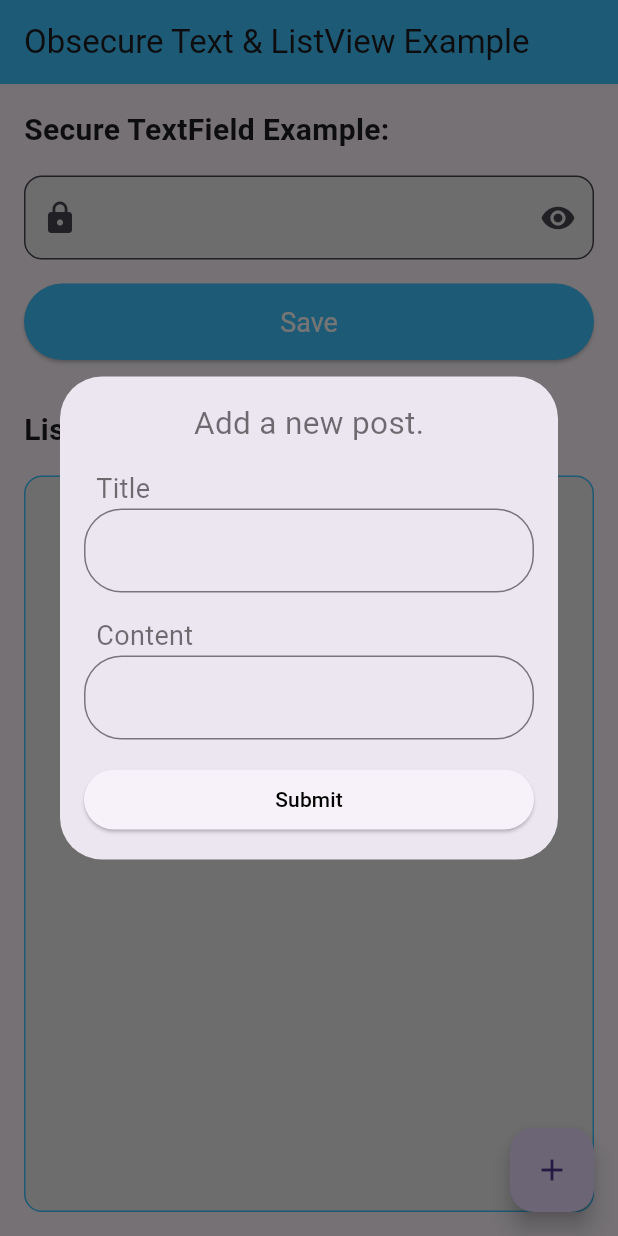
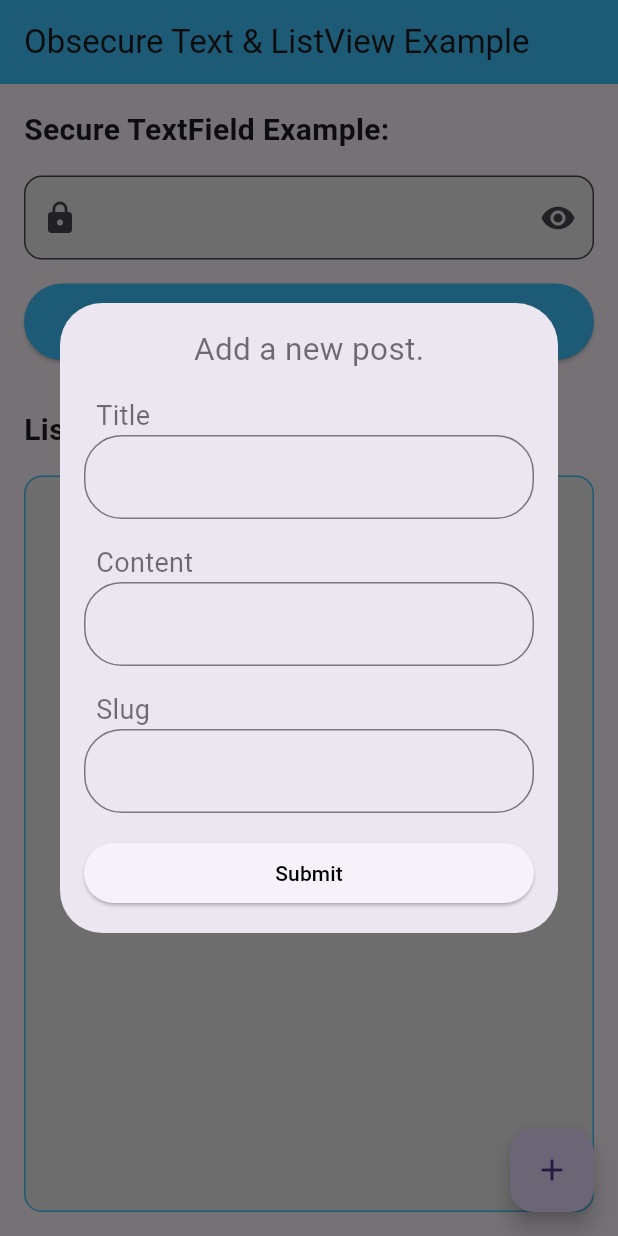
Before and after one commit to M94Qasem/posts, a Flutter app: the screen it shows after launch, after a tap on the "add" icon, on a phone screen of 412 x 824 dp. Run offline on Flutter 3.47's test engine with Material 3 defaults, Android fonts, the phone set to English and light mode, and no system bars; network calls fail.

Commit message:
يوم 26/9 الساعة 2:06

```diff
--- a/lib/home_screen.dart
+++ b/lib/home_screen.dart
@@ -36,6 +36,7 @@ class HomeScreenState extends State<HomeScreen> {
 
   final titleController = TextEditingController();
   final contentController = TextEditingController();
+  final slugController = TextEditingController();
 
   @override
   void initState() {
@@ -47,7 +48,9 @@ class HomeScreenState extends State<HomeScreen> {
     final newPost = await apiService.createPost({
       'title': titleController.text,
       'content': contentController.text,
+      'slug': slugController.text,
       'picture': 'https://fakeimg.pl/350x200/?text=FreeFakeAPI',
+      'user': 5, // تأكد من إرسال معرف المستخدم الصحيح هنا
     });
 
     if (newPost != null) {
@@ -239,6 +242,20 @@ class HomeScreenState extends State<HomeScreen> {
                     controller: contentController,
                   ),
                   const SizedBox(height: 16),
+                  const Padding(
+                    padding: EdgeInsetsDirectional.only(start: 8.0),
+                    child: Text(
+                      "Slug",
+                      style: TextStyle(
+                        fontSize: 18,
+                        color: Colors.black54,
+                      ),
+                    ),
+                  ),
+                  CustomTextField(
+                    controller: slugController,
+                  ),
+                  const SizedBox(height: 16),
                   SizedBox(
                     width: double.infinity,
                     child: ElevatedButton(
```
Also changed, not shown: lib/models/post_model.dart (+13 -0 lines).
